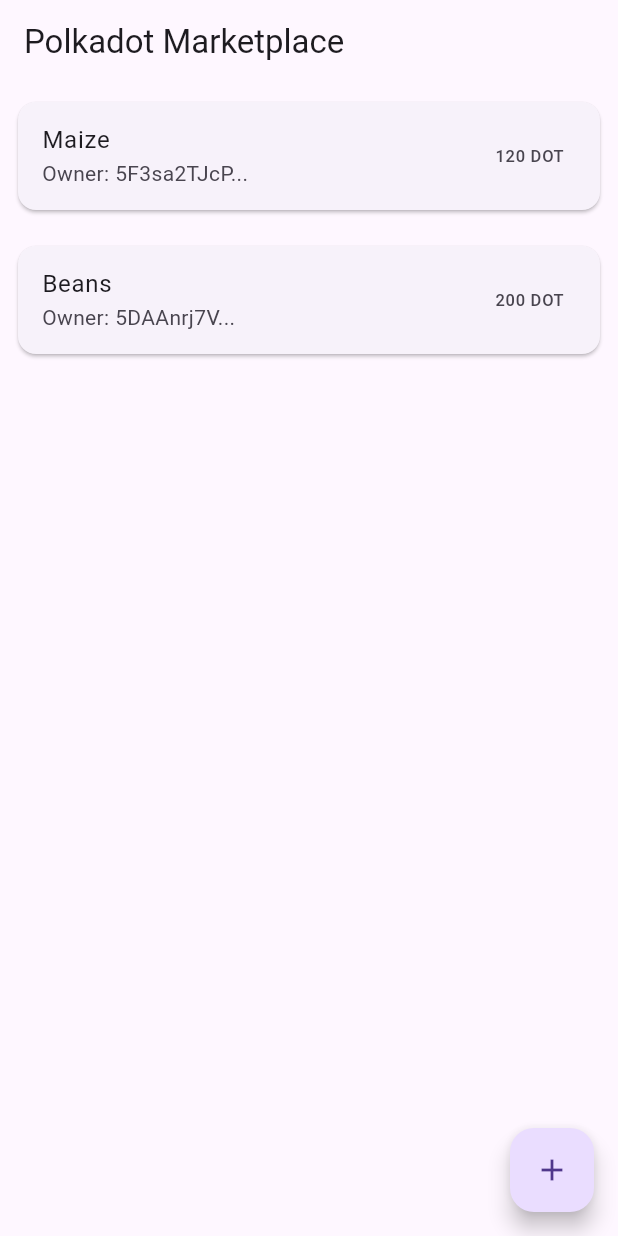
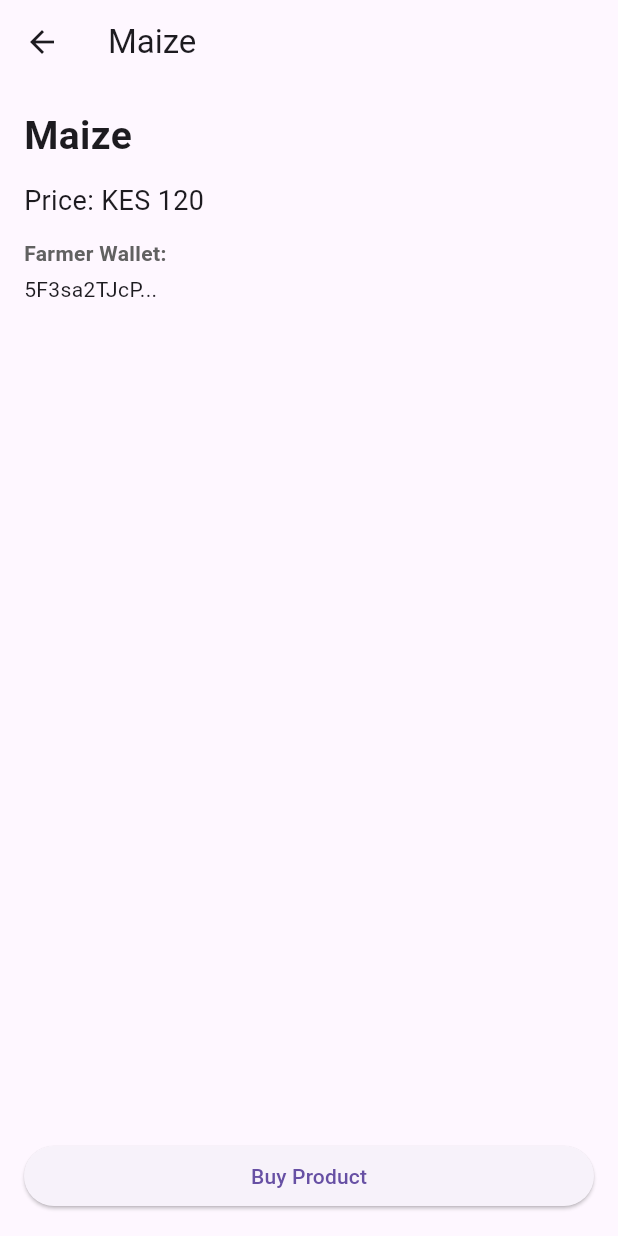
Before and after one commit to Clyn1/Polkadot-Market-Place-App, a Flutter app: the screen it shows after launch, after a tap on "Maize", on a phone screen of 412 x 824 dp. Run offline on Flutter 3.47's test engine with Material 3 defaults, Android fonts, the phone set to English and light mode, and no system bars.

Commit message:
product details updated

```diff
--- a/lib/features/home/product_card.dart
+++ b/lib/features/home/product_card.dart
@@ -1,5 +1,6 @@
 import 'package:flutter/material.dart';
 import '../../models/product.dart';
+import 'product_detail_screen.dart';
 
 class ProductCard extends StatelessWidget {
   final Product product;
@@ -10,12 +11,21 @@ class ProductCard extends StatelessWidget {
   Widget build(BuildContext context) {
     return Card(
       margin: const EdgeInsets.all(12),
+      elevation: 3,
       child: ListTile(
-        title: Text(product.name),
-        subtitle: Text('Owner: ${product.owner}'),
-        trailing: Text('${product.price} DOT'),
+        title: Text(
+          product.name,
+          style: const TextStyle(fontWeight: FontWeight.bold),
+        ),
+        subtitle: Text('KES ${product.price}'),
+        trailing: const Icon(Icons.arrow_forward_ios),
         onTap: () {
-          // Navigate to details screen
+          Navigator.push(
+            context,
+            MaterialPageRoute(
+              builder: (_) => ProductDetailScreen(product: product),
+            ),
+          );
         },
       ),
     );
--- /dev/null
+++ b/lib/features/home/product_detail_screen.dart
@@ -0,0 +1,70 @@
+import 'package:flutter/material.dart';
+import '../../models/product.dart';
+
+class ProductDetailScreen extends StatelessWidget {
+  final Product product;
+
+  const ProductDetailScreen({super.key, required this.product});
+
+  @override
+  Widget build(BuildContext context) {
+    return Scaffold(
+      appBar: AppBar(
+        title: Text(product.name),
+      ),
+      body: Padding(
+        padding: const EdgeInsets.all(16),
+        child: Column(
+          crossAxisAlignment: CrossAxisAlignment.start,
+          children: [
+            Text(
+              product.name,
+              style: const TextStyle(
+                fontSize: 26,
+                fontWeight: FontWeight.bold,
+              ),
+            ),
+            const SizedBox(height: 12),
+
+            Text(
+              'Price: KES ${product.price}',
+              style: const TextStyle(fontSize: 18),
+            ),
+            const SizedBox(height: 12),
+
+            Text(
+              'Farmer Wallet:',
+              style: TextStyle(
+                fontWeight: FontWeight.bold,
+                color: Colors.grey[700],
+              ),
+            ),
+            const SizedBox(height: 4),
+
+            Text(
+              product.owner,
+              style: const TextStyle(fontSize: 14),
+            ),
+
+            const Spacer(),
+
+            SizedBox(
+              width: double.infinity,
+              child: ElevatedButton(
+                onPressed: () {
+                  // NEXT STEP: blockchain transaction
+                  ScaffoldMessenger.of(context).showSnackBar(
+                    const SnackBar(
+                      content: Text('Buying feature coming next 🚜'),
+                    ),
+                  );
+                },
+                child: const Text('Buy Product'),
+              ),
+            ),
+          ],
+        ),
+      ),
+    );
+  }
+}
--- a/lib/main.dart
+++ b/lib/main.dart
@@ -1,3 +1,4 @@
+
 import 'package:flutter/material.dart';
 import 'features/home/home_screen.dart';
 
```
Also changed, not shown: lib/models/product.dart (line endings or trailing spaces), 1 other file.
